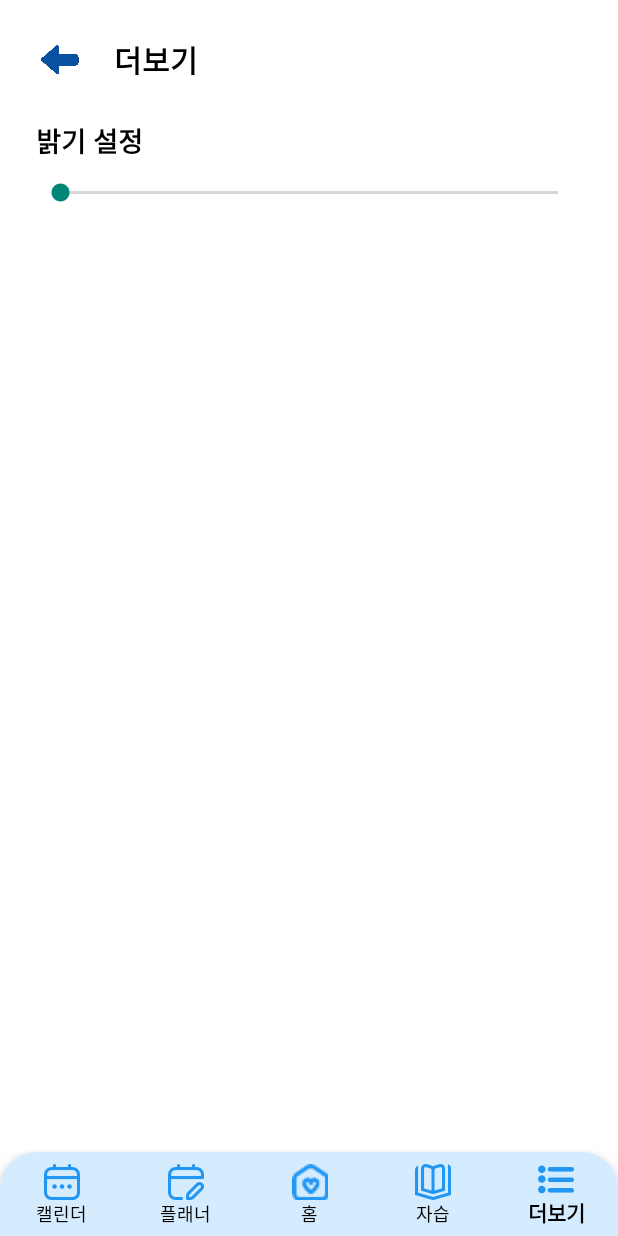
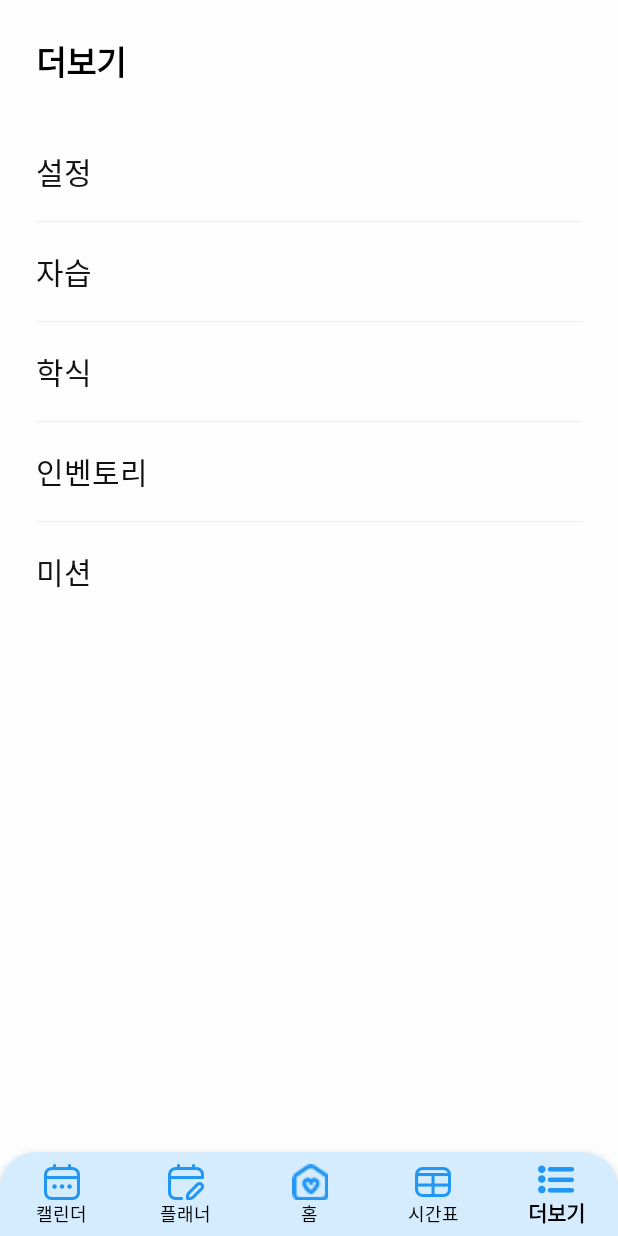
Before and after one commit to zeta078/CampusCat, an Android app: the screen it shows after launch (MainActivity), item 5 of the bottom bar chosen, on a phone screen of 412 x 824 dp. Run offline under Robolectric (Android 15) with nearby library versions, the phone set to English and light mode, and no system bars.

Commit message:
하단nav수정(자습->시간표) 및 더보기란 구현(연결) + 앱 기본 폰트(nanumsquare) 적용 / 작성자 : 임석준

```diff
--- a/app/build.gradle.kts
+++ b/app/build.gradle.kts
@@ -41,7 +41,7 @@ dependencies {
     implementation("androidx.appcompat:appcompat:1.7.0")
     implementation("com.google.android.material:material:1.12.0")
     implementation("androidx.constraintlayout:constraintlayout:2.2.1")
-    implementation ("com.google.code.gson:gson:2.10.1")
+    implementation ("com.google.code.gson:gson:2.11.0")
     testImplementation("junit:junit:4.13.2")
     androidTestImplementation("androidx.test.ext:junit:1.2.1")
     androidTestImplementation("androidx.test.espresso:espresso-core:3.6.1")
--- a/app/src/main/AndroidManifest.xml
+++ b/app/src/main/AndroidManifest.xml
@@ -13,7 +13,7 @@
         android:theme="@style/Theme.CampusCat"
         tools:targetApi="31">
 
-        <!-- ✅ HomeActivity를 앱의 시작 액티비티로 설정 -->
+        <!-- ✅ MainActivity를 앱의 시작 액티비티로 설정 -->
         <activity
             android:name=".MainActivity"
             android:exported="true">
--- a/app/src/main/java/com/example/campuscat/MainActivity.java
+++ b/app/src/main/java/com/example/campuscat/MainActivity.java
@@ -39,8 +39,8 @@ public class MainActivity extends AppCompatActivity {
                             selected = new CalendarFragment();
                         } else if (id == R.id.nav_planner) {
                             selected = new PlannerFragment();
-                        } else if (id == R.id.nav_study) {
-                            selected = new StudyFragment();
+                        } else if (id == R.id.nav_timetable) {
+                            selected = new TimetableFragment();
                         } else if (id == R.id.nav_more) {
                             selected = new MoreFragment();
                         }
--- a/app/src/main/java/com/example/campuscat/MoreActivity.java
+++ b/app/src/main/java/com/example/campuscat/MoreActivity.java
@@ -13,7 +13,7 @@ public class MoreActivity extends AppCompatActivity {
     @Override
     protected void onCreate(Bundle savedInstanceState) {
         super.onCreate(savedInstanceState);
-        setContentView(R.layout.fragment_more); // XML은 fragment_more.xml
+        setContentView(R.layout.settings); // XML은 fragment_more.xml
 
         btnBack = findViewById(R.id.btnBack);
         btnBack.setOnClickListener(new View.OnClickListener() {
--- a/app/src/main/java/com/example/campuscat/MoreFragment.java
+++ b/app/src/main/java/com/example/campuscat/MoreFragment.java
@@ -1,10 +1,91 @@
-package com.example.campuscat;
+package com.example.campuscat; // 본인의 패키지명에 맞게 변경해주세요.
 
+import android.os.Bundle;
+import android.view.LayoutInflater;
+import android.view.View;
+import android.view.ViewGroup;
+import android.widget.TextView;
+
+import androidx.annotation.NonNull;
+import androidx.annotation.Nullable;
 import androidx.fragment.app.Fragment;
+import androidx.fragment.app.FragmentTransaction;
+
 
 public class MoreFragment extends Fragment {
-    public MoreFragment() {
-        super(R.layout.fragment_more);
 
+    @Nullable
+    @Override
+    public View onCreateView(@NonNull LayoutInflater inflater, @Nullable ViewGroup container, @Nullable Bundle savedInstanceState) {
+        View view = inflater.inflate(R.layout.fragment_more, container, false); // fragment_more는 위에서 제공된 XML 파일명입니다.
+
+        // 각 TextView에 클릭 리스너 설정
+        TextView menuSettings = view.findViewById(R.id.menu_settings);
+        TextView menuStudy = view.findViewById(R.id.menu_study);
+        TextView menuCafeteria = view.findViewById(R.id.menu_cafeteria);
+        TextView menuInventory = view.findViewById(R.id.menu_inventory);
+        TextView menuMission = view.findViewById(R.id.menu_mission);
+
+        // 설정 클릭 리스너 (주석 처리)
+        menuSettings.setOnClickListener(new View.OnClickListener() {
+            @Override
+            public void onClick(View v) {
+                // TODO: 설정 프래그먼트로 이동하는 코드
+                // replaceFragment(new SettingsFragment());
+                // Log.d("MoreFragment", "설정 메뉴 클릭됨"); // 디버깅용
+            }
+        });
+
+        // 자습 클릭 리스너
+        menuStudy.setOnClickListener(new View.OnClickListener() {
+            @Override
+            public void onClick(View v) {
+                replaceFragment(new StudyFragment());
+            }
+        });
+
+        // 학식 클릭 리스너 (주석 처리)
+        menuCafeteria.setOnClickListener(new View.OnClickListener() {
+            @Override
+            public void onClick(View v) {
+                // TODO: 학식 프래그먼트로 이동하는 코드
+                // replaceFragment(new CafeteriaFragment());
+                // Log.d("MoreFragment", "학식 메뉴 클릭됨"); // 디버깅용
+            }
+        });
+
+        // 인벤토리 클릭 리스너 (주석 처리)
+        menuInventory.setOnClickListener(new View.OnClickListener() {
+            @Override
+            public void onClick(View v) {
+                // TODO: 인벤토리 프래그먼트로 이동하는 코드
+                // replaceFragment(new InventoryFragment());
+                // Log.d("MoreFragment", "인벤토리 메뉴 클릭됨"); // 디버깅용
+            }
+        });
+
+        //메뉴 리스너
+        menuMission.setOnClickListener(new View.OnClickListener() {
+            @Override
+            public void onClick(View v) {
+                replaceFragment(new MissionFragment());
+            }
+        });
+
+        return view;
+    }
+
+
+    /**
+     * 프래그먼트를 교체하는 헬퍼 메서드
+     * @param fragment 교체할 프래그먼트 인스턴스
+     */
+    private void replaceFragment(Fragment fragment) {
+        if (getParentFragmentManager() != null) {
+            FragmentTransaction transaction = getParentFragmentManager().beginTransaction();
+            transaction.replace(R.id.fragment_container, fragment); // R.id.fragment_container는 프래그먼트가 표시될 컨테이너 ID입니다.
+            transaction.addToBackStack(null); // 뒤로 가기 버튼으로 돌아갈 수 있도록 스택에 추가
+            transaction.commit();
+        }
     }
 }
--- a/app/src/main/res/layout/activity_main.xml
+++ b/app/src/main/res/layout/activity_main.xml
@@ -32,5 +32,4 @@
         app:labelVisibilityMode="labeled"
         app:itemTextColor="@color/black"
         app:itemIconTint="#2196F3" />
-
 </LinearLayout>
--- a/app/src/main/res/layout/fragment_more.xml
+++ b/app/src/main/res/layout/fragment_more.xml
@@ -1,13 +1,12 @@
 <?xml version="1.0" encoding="utf-8"?>
 <LinearLayout xmlns:android="http://schemas.android.com/apk/res/android"
-    xmlns:app="http://schemas.android.com/apk/res-auto"
     android:orientation="vertical"
     android:layout_width="match_parent"
     android:layout_height="match_parent"
-    android:background="#FFFFFF"
+    android:background="#FDFDFD"
     android:padding="24dp">
 
-    <!-- 🔙 상단 툴바 형태의 뒤로가기 -->
+    <!-- 상단 타이틀바 -->
     <LinearLayout
         android:layout_width="match_parent"
         android:layout_height="wrap_content"
@@ -15,44 +14,97 @@
         android:gravity="center_vertical"
         android:paddingBottom="24dp">
 
-        <ImageButton
-            android:id="@+id/btnBack"
-            android:layout_width="wrap_content"
-            android:layout_height="wrap_content"
-            android:src="@drawable/ic_back"
-            android:background="?attr/selectableItemBackgroundBorderless"
-            android:contentDescription="뒤로가기 버튼"
-            android:adjustViewBounds="true"
-            android:scaleType="fitCenter"
-            android:maxWidth="32dp"
-            android:maxHeight="32dp"
-            android:layout_marginEnd="8dp"/>
 
 
         <TextView
             android:layout_width="wrap_content"
             android:layout_height="wrap_content"
             android:text="더보기"
-            android:textSize="20sp"
+            android:textSize="22sp"
             android:textStyle="bold"
-            android:paddingStart="12dp"
             android:textColor="#000000" />
     </LinearLayout>
 
-    <!-- 🌞 밝기 설정 -->
+    <!-- 메뉴 항목들 -->
+
     <TextView
-        android:layout_width="wrap_content"
-        android:layout_height="wrap_content"
-        android:text="밝기 설정"
-        android:textSize="18sp"
-        android:textStyle="bold"
-        android:textColor="#000000"
-        android:layout_marginBottom="12dp" />
-
-    <SeekBar
-        android:id="@+id/seekBarBrightness"
+        android:id="@+id/menu_settings"
         android:layout_width="match_parent"
         android:layout_height="wrap_content"
-        android:layout_marginBottom="32dp" />
+        android:text="설정"
+        android:textSize="20sp"
+        android:textColor="#111111"
+        android:paddingVertical="18dp"
+        android:background="?attr/selectableItemBackground"
+        android:clickable="true"
+        android:focusable="true" />
+
+    <View
+        android:layout_width="match_parent"
+        android:layout_height="0.8dp"
+        android:background="#EEEEEE" />
+
+    <TextView
+        android:id="@+id/menu_study"
+        android:layout_width="match_parent"
+        android:layout_height="wrap_content"
+        android:text="자습"
+        android:textSize="20sp"
+        android:textColor="#111111"
+        android:paddingVertical="18dp"
+        android:background="?attr/selectableItemBackground"
+        android:clickable="true"
+        android:focusable="true" />
+
+    <View
+        android:layout_width="match_parent"
+        android:layout_height="0.8dp"
+        android:background="#EEEEEE" />
+
+    <TextView
+        android:id="@+id/menu_cafeteria"
+        android:layout_width="match_parent"
+        android:layout_height="wrap_content"
+        android:text="학식"
+        android:textSize="20sp"
+        android:textColor="#111111"
+        android:paddingVertical="18dp"
+        android:background="?attr/selectableItemBackground"
+        android:clickable="true"
+        android:focusable="true" />
+
+    <View
+        android:layout_width="match_parent"
+        android:layout_height="0.8dp"
+        android:background="#EEEEEE" />
+
+    <TextView
+        android:id="@+id/menu_inventory"
+        android:layout_width="match_parent"
+        android:layout_height="wrap_content"
+        android:text="인벤토리"
+        android:textSize="20sp"
+        android:textColor="#111111"
+        android:paddingVertical="18dp"
+        android:background="?attr/selectableItemBackground"
+        android:clickable="true"
+        android:focusable="true" />
+
+    <View
+        android:layout_width="match_parent"
+        android:layout_height="0.8dp"
+        android:background="#EEEEEE" />
+
+    <TextView
+        android:id="@+id/menu_mission"
+        android:layout_width="match_parent"
+        android:layout_height="wrap_content"
+        android:text="미션"
+        android:textSize="20sp"
+        android:textColor="#111111"
+        android:paddingVertical="18dp"
+        android:background="?attr/selectableItemBackground"
+        android:clickable="true"
+        android:focusable="true" />
 
 </LinearLayout>
--- a/app/src/main/res/menu/bottom_nav_menu.xml
+++ b/app/src/main/res/menu/bottom_nav_menu.xml
@@ -17,9 +17,9 @@
         android:icon="@drawable/ic_home" />
 
     <item
-        android:id="@+id/nav_study"
-        android:title="자습"
-        android:icon="@drawable/ic_study" />
+        android:id="@+id/nav_timetable"
+        android:title="시간표"
+        android:icon="@drawable/ic_timetable" />
 
     <item
         android:id="@+id/nav_more"
--- a/app/src/main/res/values/themes.xml
+++ b/app/src/main/res/values/themes.xml
@@ -5,7 +5,7 @@
         <item name="android:windowBackground">#FDFDFD</item>
 
         <!-- 기본 폰트 설정 -->
-
+        <item name="android:fontFamily">@font/nanumsquare</item>
 
         <!-- 버튼 기본 스타일 지정 -->
         <item name="buttonStyle">@style/RoundedButton</item>
```
Also changed, not shown: app/src/main/res/layout/settings.xml (added, +58 -0 lines), app/src/main/res/menu/more_menu.xml (added, +22 -0 lines), app/src/main/res/drawable/ic_timetable.png (added), 1 other file.
